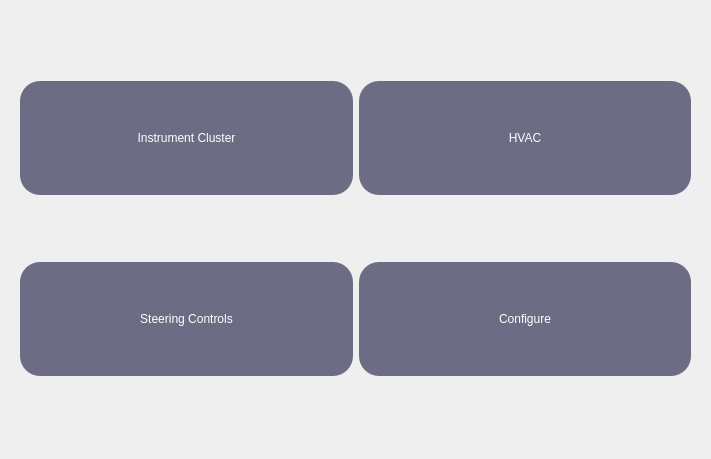
Old version of the form ui/Dashboard.ui in the repository suchinton/AGL_Demo_Control_Panel.
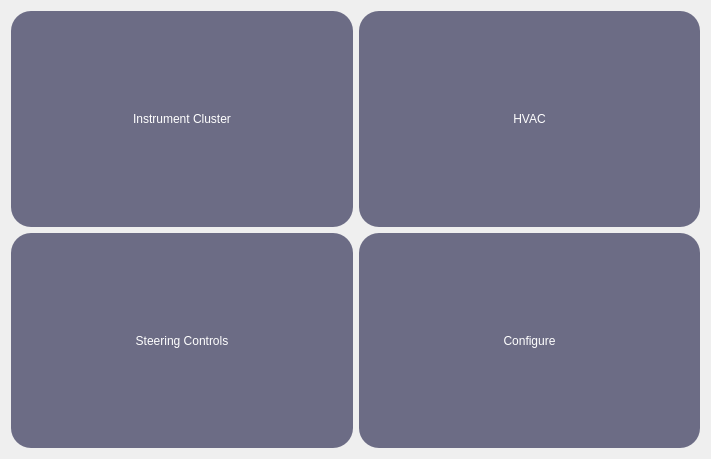
New version of the form. Icons and pictures are not drawn.

Commit message: Fix svg scaling by setting icons using QtSvg module

The edit to the form file:
```diff
--- a/ui/Dashboard.ui
+++ b/ui/Dashboard.ui
@@ -42,10 +42,7 @@
      <property name="frameShadow">
       <enum>QFrame::Raised</enum>
      </property>
-     <layout class="QHBoxLayout" name="horizontalLayout_2">
-      <property name="spacing">
-       <number>0</number>
-      </property>
+     <layout class="QGridLayout" name="gridLayout">
       <property name="leftMargin">
        <number>0</number>
       </property>
@@ -58,86 +55,10 @@
       <property name="bottomMargin">
        <number>0</number>
       </property>
-      <item>
-       <widget class="QScrollArea" name="scrollArea">
-        <property name="layoutDirection">
-         <enum>Qt::LeftToRight</enum>
-        </property>
-        <property name="widgetResizable">
-         <bool>true</bool>
-        </property>
-        <widget class="QWidget" name="scrollAreaWidgetContents">
-         <property name="geometry">
-          <rect>
-           <x>0</x>
-           <y>0</y>
-           <width>703</width>
-           <height>451</height>
-          </rect>
-         </property>
-         <layout class="QGridLayout" name="gridLayout">
-          <item row="0" column="1">
-           <widget class="QPushButton" name="DB_HVAC_Tile">
-            <property name="sizePolicy">
-             <sizepolicy hsizetype="Minimum" vsizetype="Fixed">
-              <horstretch>0</horstretch>
-              <verstretch>0</verstretch>
-             </sizepolicy>
-            </property>
-            <property name="layoutDirection">
-             <enum>Qt::LeftToRight</enum>
-            </property>
-            <property name="text">
-             <string>HVAC</string>
-            </property>
-            <property name="icon">
-             <iconset resource="../assets/res.qrc">
-              <normaloff>:/Carbon_Icons/carbon_icons/windy--strong.svg</normaloff>:/Carbon_Icons/carbon_icons/windy--strong.svg</iconset>
-            </property>
-            <property name="iconSize">
-             <size>
-              <width>45</width>
-              <height>45</height>
-             </size>
-            </property>
-            <property name="flat">
-             <bool>false</bool>
-            </property>
-           </widget>
-          </item>
-          <item row="1" column="0">
-           <widget class="QPushButton" name="DB_Steering_Tile">
-            <property name="sizePolicy">
-             <sizepolicy hsizetype="Minimum" vsizetype="Fixed">
-              <horstretch>0</horstretch>
-              <verstretch>0</verstretch>
-             </sizepolicy>
-            </property>
-            <property name="layoutDirection">
-             <enum>Qt::LeftToRight</enum>
-            </property>
-            <property name="text">
-             <string>Steering Controls</string>
-            </property>
-            <property name="icon">
-             <iconset resource="../assets/res.qrc">
-              <normaloff>:/Images/Images/steering-wheel.svg</normaloff>:/Images/Images/steering-wheel.svg</iconset>
-            </property>
-            <property name="iconSize">
-             <size>
-              <width>45</width>
-              <height>45</height>
-             </size>
-            </property>
-            <property name="flat">
-             <bool>false</bool>
-            </property>
-           </widget>
-          </item>
           <item row="1" column="1">
            <widget class="QPushButton" name="DB_Settings_Tile">
             <property name="sizePolicy">
-             <sizepolicy hsizetype="Minimum" vsizetype="Fixed">
+         <sizepolicy hsizetype="Expanding" vsizetype="Expanding">
               <horstretch>0</horstretch>
               <verstretch>0</verstretch>
              </sizepolicy>
@@ -166,7 +87,7 @@
           <item row="0" column="0">
            <widget class="QPushButton" name="DB_IC_Tile">
             <property name="sizePolicy">
-             <sizepolicy hsizetype="Minimum" vsizetype="Fixed">
+         <sizepolicy hsizetype="Expanding" vsizetype="Expanding">
               <horstretch>0</horstretch>
               <verstretch>0</verstretch>
              </sizepolicy>
@@ -189,8 +110,62 @@
             </property>
            </widget>
           </item>
-         </layout>
-        </widget>
+      <item row="0" column="1">
+       <widget class="QPushButton" name="DB_HVAC_Tile">
+        <property name="sizePolicy">
+         <sizepolicy hsizetype="Expanding" vsizetype="Expanding">
+          <horstretch>0</horstretch>
+          <verstretch>0</verstretch>
+         </sizepolicy>
+        </property>
+        <property name="layoutDirection">
+         <enum>Qt::LeftToRight</enum>
+        </property>
+        <property name="text">
+         <string>HVAC</string>
+        </property>
+        <property name="icon">
+         <iconset resource="../assets/res.qrc">
+          <normaloff>:/Carbon_Icons/carbon_icons/windy--strong.svg</normaloff>:/Carbon_Icons/carbon_icons/windy--strong.svg</iconset>
+        </property>
+        <property name="iconSize">
+         <size>
+          <width>45</width>
+          <height>45</height>
+         </size>
+        </property>
+        <property name="flat">
+         <bool>false</bool>
+        </property>
+       </widget>
+      </item>
+      <item row="1" column="0">
+       <widget class="QPushButton" name="DB_Steering_Tile">
+        <property name="sizePolicy">
+         <sizepolicy hsizetype="Expanding" vsizetype="Expanding">
+          <horstretch>0</horstretch>
+          <verstretch>0</verstretch>
+         </sizepolicy>
+        </property>
+        <property name="layoutDirection">
+         <enum>Qt::LeftToRight</enum>
+        </property>
+        <property name="text">
+         <string>Steering Controls</string>
+        </property>
+        <property name="icon">
+         <iconset resource="../assets/res.qrc">
+          <normaloff>:/Images/Images/steering-wheel.svg</normaloff>:/Images/Images/steering-wheel.svg</iconset>
+        </property>
+        <property name="iconSize">
+         <size>
+          <width>45</width>
+          <height>45</height>
+         </size>
+        </property>
+        <property name="flat">
+         <bool>false</bool>
+        </property>
        </widget>
       </item>
      </layout>
```
Lines whose indentation alone changed are shown as unchanged. The commit also changes 1 other file.
